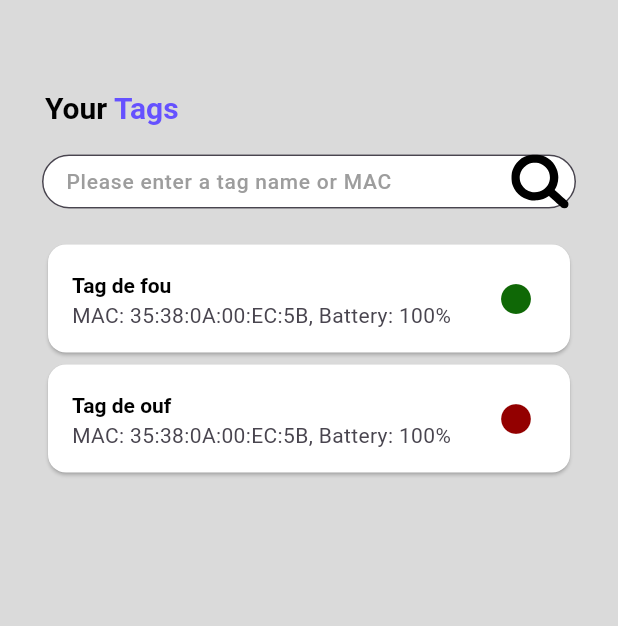
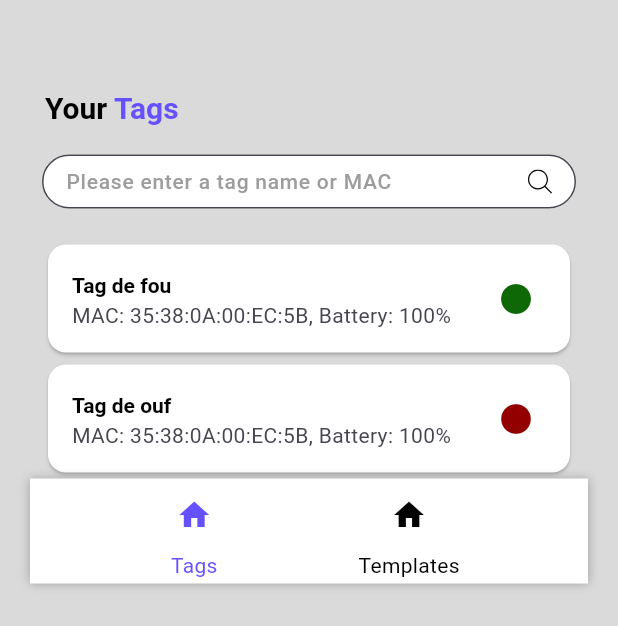
Before and after one commit to OlivierBldn/e-link, a Flutter app: the TagIndex screen opened directly, on a phone screen of 412 x 824 dp. Shown: the top 626 px of the screen. Run offline on Flutter 3.47's test engine with Material 3 defaults, Android fonts, the phone set to English and light mode, and no system bars; our stand-ins replace flutter_svg, logger, permission_handler; missing offline and left inert: flutter_reactive_ble.

Commit message:
merged from main

```diff
--- a/lib/screens/TagIndex.dart
+++ b/lib/screens/TagIndex.dart
@@ -1,8 +1,10 @@
 import 'package:flutter/material.dart';
 import 'package:flutter_application_1/constants/colors.dart';
 import 'package:flutter_application_1/widgets/AppSearchBar.dart';
-import 'package:flutter_application_1/widgets/AppTitle.dart';
+import 'package:flutter_application_1/widgets/NavBar.dart';
 import 'package:flutter_application_1/widgets/TagCard.dart';
+
+import '../widgets/AppTitle.dart';
 
 class TagIndex extends StatelessWidget {
   const TagIndex({super.key});
@@ -51,6 +53,7 @@ class TagIndex extends StatelessWidget {
               ],
             ),
           ),
+          const NavBar(selectedMenu: 'tags')
         ],
       ),
     );
--- a/lib/widgets/AppSearchBar.dart
+++ b/lib/widgets/AppSearchBar.dart
@@ -37,13 +37,16 @@ class AppSearchBar extends StatelessWidget {
                 color: AppColors.lightGray,
               ),
             ),
-            suffixIcon: SvgPicture.asset(
-              'assets/icons/searchIcon.svg',
-              height: 16,
-              width: 16,
-              colorFilter: const ColorFilter.mode(
-                AppColors.lightGray,
-                BlendMode.modulate,
+            suffixIcon: Padding(
+              padding: const EdgeInsets.all(10.0),
+              child: SvgPicture.asset(
+                'assets/search.svg',
+                height: 16,
+                width: 16,
+                colorFilter: const ColorFilter.mode(
+                  Color(0xFF8E8E93),
+                  BlendMode.modulate,
+                ),
               ),
             ),
           ),
--- /dev/null
+++ b/lib/widgets/NavBar.dart
@@ -0,0 +1,79 @@
+import 'package:flutter/material.dart';
+import 'package:flutter_application_1/constants/colors.dart';
+
+class NavBar extends StatelessWidget {
+  final String selectedMenu;
+
+  const NavBar({
+    super.key,
+    required this.selectedMenu,
+  });
+
+  @override
+  Widget build(BuildContext context) {
+    return Container(
+      height: 70,
+      margin: const EdgeInsets.only(bottom: 30, left: 20, right: 20),
+      decoration: const BoxDecoration(
+        color: Colors.white,
+        boxShadow: [
+          BoxShadow(
+            color: Colors.grey,
+            blurRadius: 5.0,
+          ),
+        ],
+      ),
+      child: Row(
+        mainAxisAlignment: MainAxisAlignment.spaceEvenly,
+        children: [
+          Column(
+            children: [
+              IconButton(
+                icon: Icon(
+                  Icons.home,
+                  color: selectedMenu == 'tags'
+                      ? AppColors.primaryColor
+                      : Colors.black,
+                ),
+                onPressed: () {
+                  Navigator.pushNamed(context, '/');
+                },
+              ),
+              Text(
+                'Tags',
+                style: TextStyle(
+                  color: selectedMenu == 'tags'
+                      ? AppColors.primaryColor
+                      : Colors.black,
+                ),
+              ),
+            ],
+          ),
+          Column(
+            children: [
+              IconButton(
+                icon: Icon(
+                  Icons.home,
+                  color: selectedMenu == 'templates'
+                      ? AppColors.primaryColor
+                      : Colors.black,
+                ),
+                onPressed: () {
+                  Navigator.pushNamed(context, '/');
+                },
+              ),
+              Text(
+                'Templates',
+                style: TextStyle(
+                  color: selectedMenu == 'templates'
+                      ? AppColors.primaryColor
+                      : Colors.black,
+                ),
+              ),
+            ],
+          ),
+        ],
+      ),
+    );
+  }
+}
--- a/pubspec.yaml
+++ b/pubspec.yaml
@@ -61,7 +61,7 @@ flutter:
   uses-material-design: true
 
   assets:
-    - assets/icons/searchIcon.svg
+    - assets/
 
   # To add assets to your application, add an assets section, like this:
   # assets:
```
Also changed, not shown: lib/screens/home_screen.dart (+21 -5 lines), lib/widgets/CustomButton.dart (added, +38 -0 lines), lib/widgets/Pill.dart (added, +34 -0 lines), lib/widgets/TextInput.dart (added, +40 -0 lines), assets/icons/searchIcon.svg (deleted), assets/search.svg (added), assets/settings.svg (added), assets/tags.svg (added), assets/template.svg (added).
